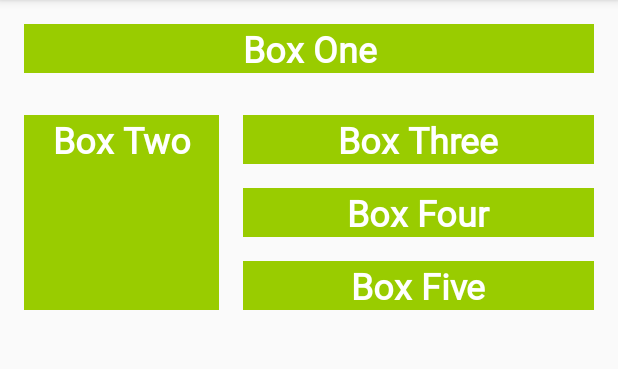
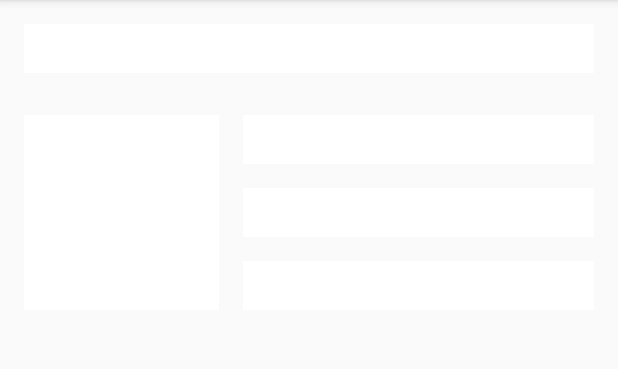
Before and after one commit to ardinusawan/ColorMyViews, an Android app: the screen it shows after launch (MainActivity), on a phone screen of 412 x 824 dp, the part 84-453 px from its top. Run offline under Robolectric (Android 15) with nearby library versions, the phone set to English and light mode, and no system bars.

Commit message:
Exercise: Add Aligned Boxes with Click Handlers

```diff
--- a/app/src/main/java/com/example/colormyviews/MainActivity.kt
+++ b/app/src/main/java/com/example/colormyviews/MainActivity.kt
@@ -1,12 +1,47 @@
 package com.example.colormyviews
 
+import android.graphics.Color
 import androidx.appcompat.app.AppCompatActivity
 import android.os.Bundle
+import android.view.View
+import kotlinx.android.synthetic.main.activity_main.*
 
 class MainActivity : AppCompatActivity() {
 
     override fun onCreate(savedInstanceState: Bundle?) {
         super.onCreate(savedInstanceState)
         setContentView(R.layout.activity_main)
+        setListeners()
+    }
+
+    private fun setListeners() {
+        val clickableViews: List<View> =
+            listOf(
+                box_one_text,
+                box_two_text,
+                box_three_text,
+                box_four_text,
+                box_five_text,
+                constraint_layout
+            )
+
+        for (item in clickableViews) {
+            item.setOnClickListener { makeColored(it) }
+        }
+    }
+
+    private fun makeColored(view: View) {
+        when (view.id) {
+            // Boxes using Color class colors for background
+            R.id.box_one_text -> view.setBackgroundColor(Color.DKGRAY)
+            R.id.box_two_text -> view.setBackgroundColor(Color.GRAY)
+
+            // Boxes using Android class colors for background
+            R.id.box_three_text -> view.setBackgroundResource(android.R.color.holo_green_light)
+            R.id.box_four_text -> view.setBackgroundResource(android.R.color.holo_green_dark)
+            R.id.box_five_text -> view.setBackgroundResource(android.R.color.holo_green_light)
+
+            else -> view.setBackgroundColor(Color.LTGRAY)
+        }
     }
 }
--- a/app/src/main/res/layout/activity_main.xml
+++ b/app/src/main/res/layout/activity_main.xml
@@ -2,6 +2,7 @@
 <androidx.constraintlayout.widget.ConstraintLayout xmlns:android="http://schemas.android.com/apk/res/android"
     xmlns:app="http://schemas.android.com/apk/res-auto"
     xmlns:tools="http://schemas.android.com/tools"
+    android:id="@+id/constraint_layout"
     android:layout_width="match_parent"
     android:layout_height="match_parent"
     tools:context=".MainActivity">
--- a/app/src/main/res/values/styles.xml
+++ b/app/src/main/res/values/styles.xml
@@ -9,7 +9,7 @@
     </style>
 
     <style name="WhiteBox">
-        <item name="android:background">@android:color/holo_green_light</item>
+        <item name="android:background">@android:color/white</item>
         <item name="android:textAlignment">center</item>
         <item name="android:textSize">@dimen/box_text_size</item>
         <item name="android:textStyle">bold</item>
```
